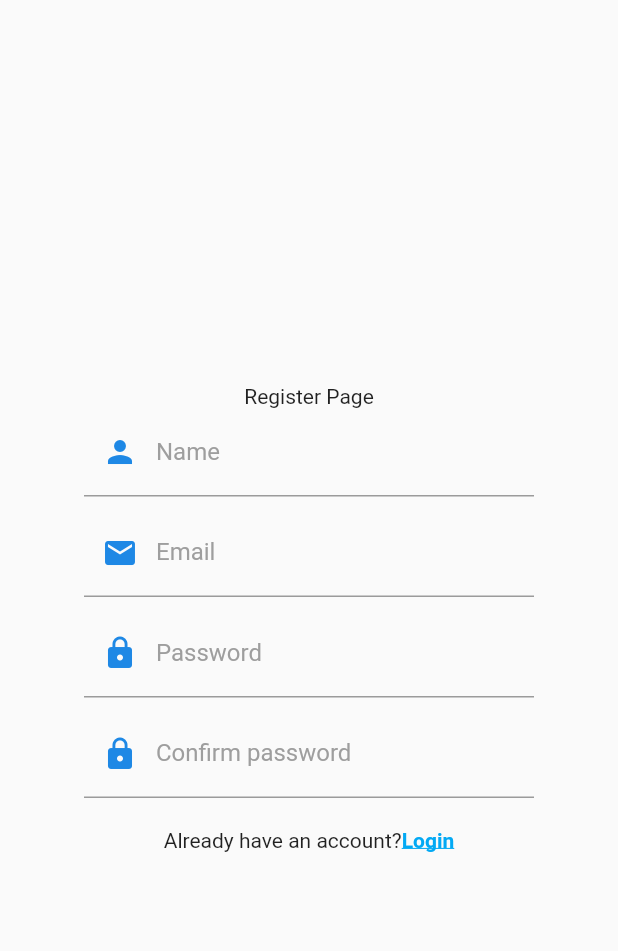
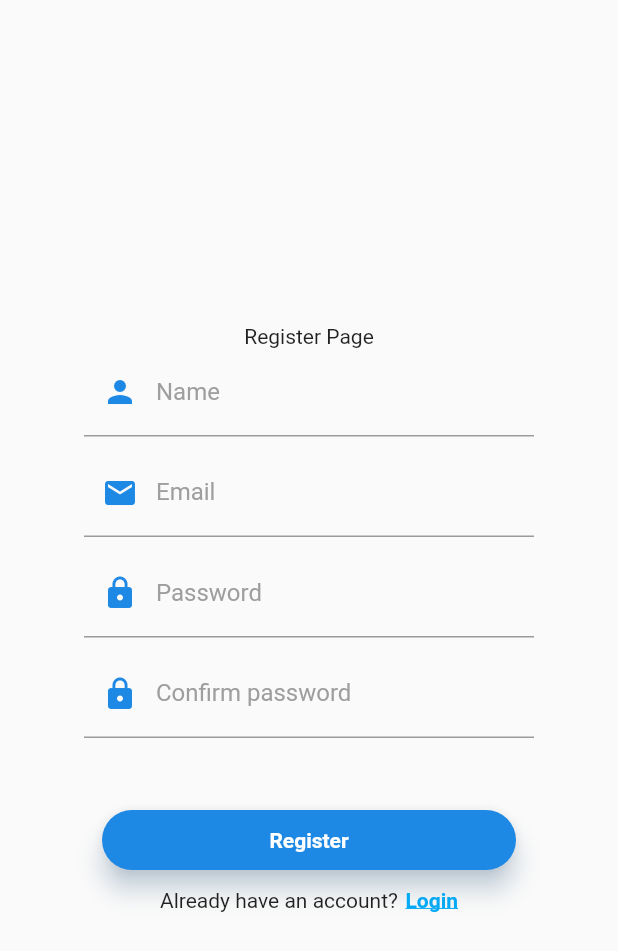
Before and after one commit to FaMiFisH/mobileapp, a Flutter app: the RegisterScreen screen opened by its route, on a phone screen of 412 x 824 dp. Shown: the top 951 px of the screen. Run offline on Flutter 3.47's test engine with Material 2 defaults, Android fonts, the phone set to English and light mode, and no system bars; Roboto replaces fonts that are missing (Montserrat).

```diff
--- a/lib/interfaces/RegisterScreen.dart
+++ b/lib/interfaces/RegisterScreen.dart
@@ -189,14 +189,31 @@ class _RegisterScreenState extends State<RegisterScreen> {
                           autocorrect: false,
                         ),
                       ),
-                      SizedBox(height: 8.0),
-                      Container(),
+                      SizedBox(height: 48.0),
+                      Container(
+                          child: Column(children: <Widget>[
+                        Container(
+                            height: 40.0,
+                            padding: EdgeInsets.fromLTRB(12.0, 0.0, 12.0, 0.0),
+                            child: Material(
+                                borderRadius: BorderRadius.circular(20.0),
+                                shadowColor: Theme.of(context).shadowColor,
+                                color: Theme.of(context).accentColor,
+                                elevation: 7.0,
+                                child: GestureDetector(
+                                    onTap: () {},
+                                    child: Center(
+                                      child: Text("Register",
+                                          style: TextStyle(
+                                              color: Colors.white,
+                                              fontWeight: FontWeight.bold)),
+                                    )))),
                         SizedBox(height: 12.0),
-                      Container(
-                          child: Row(
+                        Row(
                             mainAxisAlignment: MainAxisAlignment.center,
                             children: <Widget>[
                               Text("Already have an account?"),
+                              SizedBox(width: 5.0),
                               InkWell(
                                   onTap: () {
                                     Navigator.of(context).pop();
@@ -205,8 +222,10 @@ class _RegisterScreenState extends State<RegisterScreen> {
                                       style: TextStyle(
                                           color: Colors.lightBlue,
                                           fontWeight: FontWeight.bold,
-                                        decoration: TextDecoration.underline)))
-                          ]))
+                                          decoration:
+                                              TextDecoration.underline)))
+                            ])
+                      ])),
                     ]),
               ),
             )));
```
Lines whose indentation alone changed are shown as unchanged.
